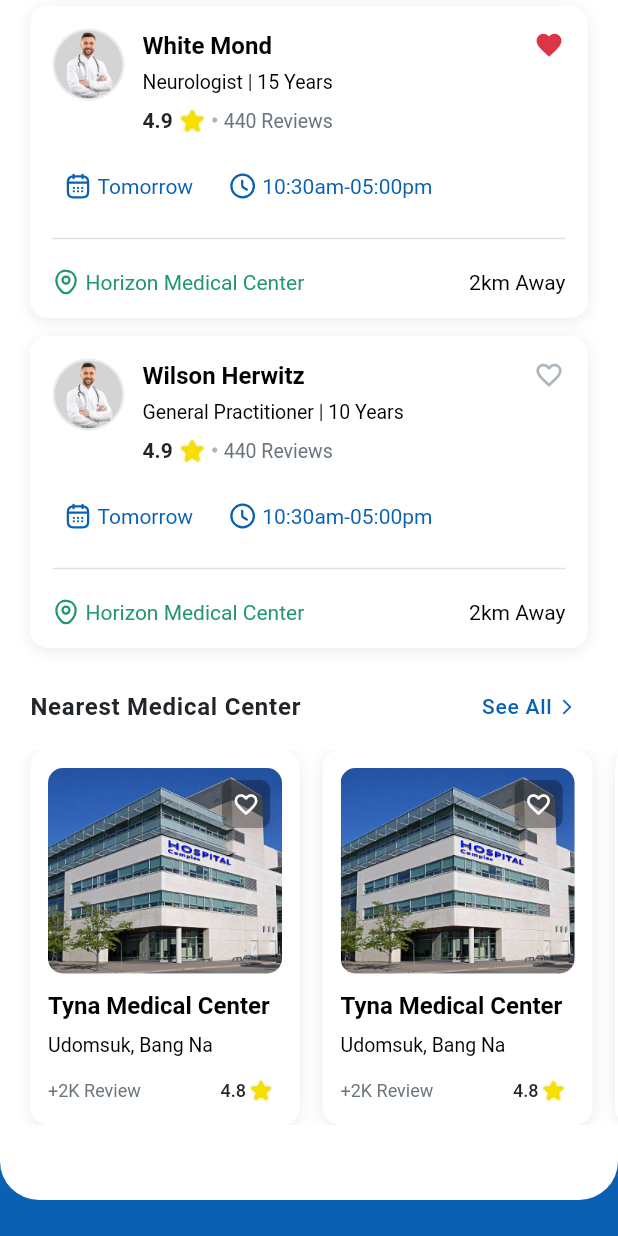
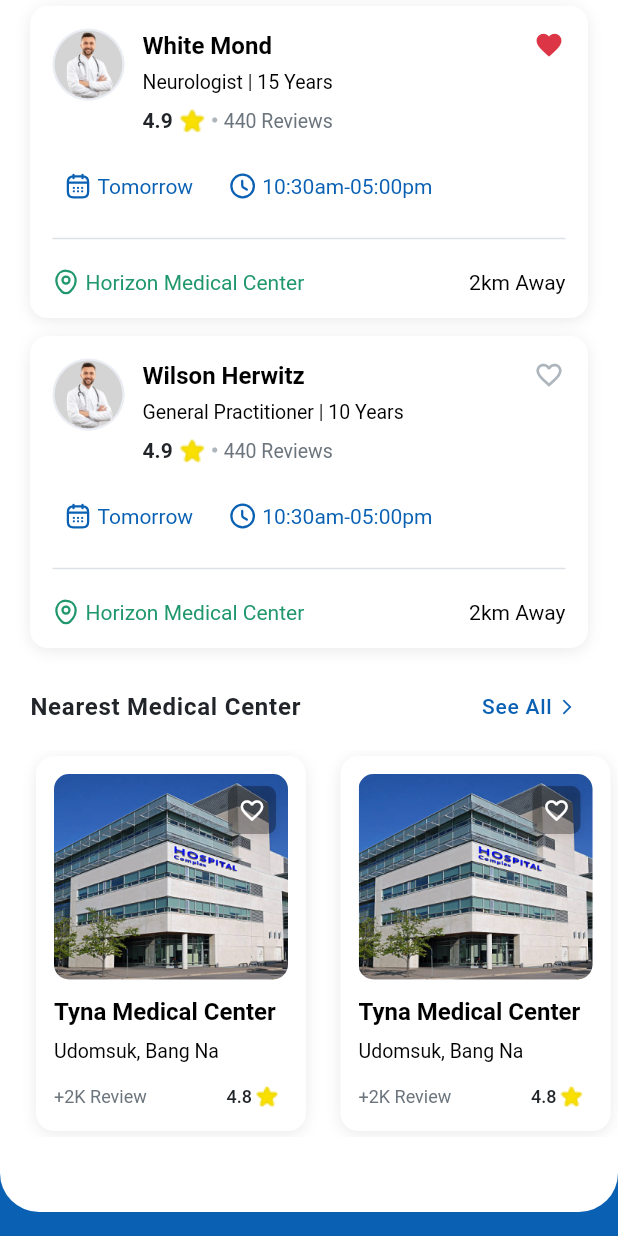
Before and after one commit to Teewhydot/paxform_project, a Flutter app: the screen it shows after launch, scrolled down 1152 dp, on a phone screen of 412 x 824 dp. Run offline on Flutter 3.47's test engine with Material 3 defaults, Android fonts, the phone set to English and light mode, and no system bars; our stand-ins replace flutter_svg; Roboto replaces fonts that are missing (Public Sans).

Commit message:
Final edits for 100% fidelity with figma design.

```diff
--- a/lib/features/medical_center/presentation/widgets/medical_center_card_widget.dart
+++ b/lib/features/medical_center/presentation/widgets/medical_center_card_widget.dart
@@ -30,6 +30,7 @@ class MedicalCenterCardWidget extends StatelessWidget {
   Widget build(BuildContext context) {
     return Container(
       width: 180,
+      margin: const EdgeInsets.all(AppSpacing.xs), // Space around card for visibility
       padding: const EdgeInsets.all(AppSpacing.md),
       decoration: BoxDecoration(
         color: AppColors.backgroundWhite,
```
